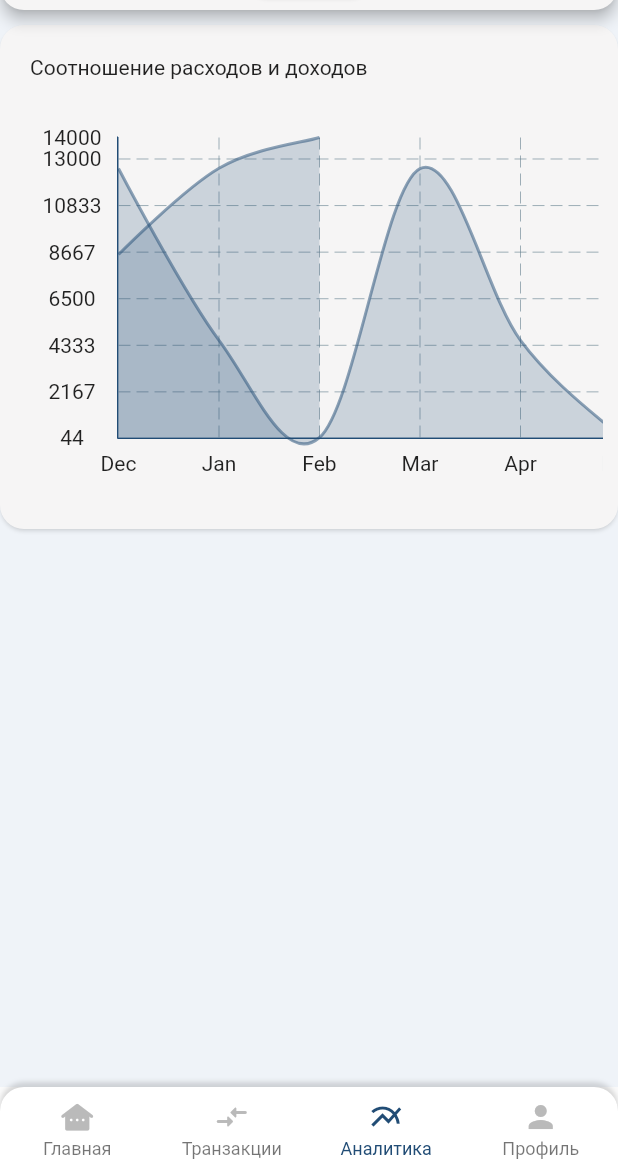
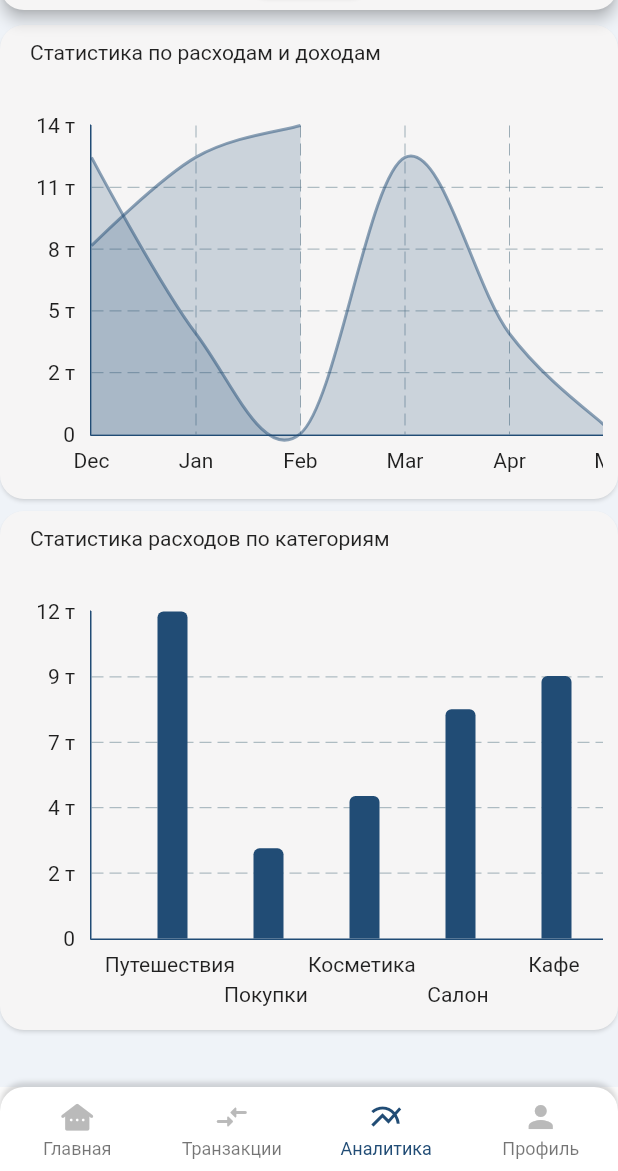
Before and after one commit to RedFox802/budget_tracker_app, a Flutter app: the AnalyticScreen screen opened by its route, on a phone screen of 412 x 824 dp, the part 65-1236 px from its top. Run offline on Flutter 3.47's test engine with Material 2 defaults, Android fonts, the phone set to English and light mode, and no system bars; drawn by our look-alikes of fl_chart; our stand-ins replace another_flushbar, auto_route, flutter_bloc, freezed_annotation, get_it, hydrated_bloc and 2 more; generated files the repository leaves out were written again; statements that could not run were skipped.

Commit message:
feat: добавление графика по категориям

```diff
--- a/lib/feature/analytic/presentation/component/app_chart_wrapper.dart
+++ b/lib/feature/analytic/presentation/component/app_chart_wrapper.dart
@@ -4,9 +4,9 @@ import 'package:flutter/material.dart';
 
 class AppChartWrapper extends StatelessWidget {
   const AppChartWrapper({
-    super.key,
     required this.title,
     required this.chartWidget,
+    super.key,
   });
 
   final String title;
@@ -16,10 +16,7 @@ class AppChartWrapper extends StatelessWidget {
   @override
   Widget build(BuildContext context) {
     return CardCircularBorderAllWrapper(
-      padding: const EdgeInsets.symmetric(
-        vertical: 20,
-        horizontal: 10,
-      ),
+      padding: const EdgeInsets.all(10),
       child: Column(
         mainAxisSize: MainAxisSize.min,
         crossAxisAlignment: CrossAxisAlignment.start,
@@ -36,7 +33,10 @@ class AppChartWrapper extends StatelessWidget {
             ),
           ),
           const SizedBox(height: 30),
-          chartWidget,
+          SingleChildScrollView(
+            scrollDirection: Axis.horizontal,
+            child: chartWidget,
+          ),
         ],
       ),
     );
--- a/lib/feature/analytic/presentation/component/app_line_chart.dart
+++ b/lib/feature/analytic/presentation/component/app_line_chart.dart
@@ -2,9 +2,13 @@ import 'dart:math';
 
 import 'package:budget_tracker_app/common/domain/transition_list/model/transaction/transaction_entity.dart';
 import 'package:budget_tracker_app/theme/app_colors.dart';
+import 'package:budget_tracker_app/theme/app_text_theme.dart';
+import 'package:budget_tracker_app/utils/app_chart_utils.dart';
 import 'package:budget_tracker_app/utils/date_time_utils.dart';
 import 'package:fl_chart/fl_chart.dart';
 import 'package:flutter/material.dart';
+
+import 'app_chart_wrapper.dart';
 
 class AnalyticLineChart extends StatelessWidget {
   const AnalyticLineChart({
@@ -23,61 +27,40 @@ class AnalyticLineChart extends StatelessWidget {
 
   final double minAmount;
 
-  AxisTitles get _defaultEmptyTiles => const AxisTitles(
-        sideTitles: SideTitles(showTitles: false),
-      );
-
-  Border get _chartBorder {
-    const defaultBorder = BorderSide(color: Colors.transparent);
-    const accentBorder = BorderSide(color: AppColors.primary100);
-    return const Border(
-      bottom: accentBorder,
-      left: accentBorder,
-      right: defaultBorder,
-      top: defaultBorder,
-    );
-  }
-
-  double get _step {
-    const partCount = 6;
-    return (maxAmount - minAmount) / partCount;
-  }
-
-  double get horizontalItemsLength => max(
-        incomeData.keys.length.toDouble(),
-        expenditureData.keys.length.toDouble(),
-      );
-
   @override
   Widget build(BuildContext context) {
-    final incomeLine = _getChartBarData(incomeData);
-    final expenditureLine = _getChartBarData(expenditureData);
-    final verticalStep = _step;
+    final defaultEmptyTiles = AppChartUtils.defaultEmptyTiles;
+    final verticalStep = AppChartUtils.getVerticalStep(maxAmount);
+    final horizontalItemsLength = max(
+      incomeData.keys.length.toDouble(),
+      expenditureData.keys.length.toDouble(),
+    );
 
-    return SingleChildScrollView(
-      scrollDirection: Axis.horizontal,
-      child: ConstrainedBox(
+    return AppChartWrapper(
+      title: 'Статиcтика по расходам и доходам',
+      chartWidget: ConstrainedBox(
         constraints: BoxConstraints(
           maxHeight: 250,
           maxWidth: horizontalItemsLength * 80,
         ),
         child: Padding(
-          padding: const EdgeInsets.all(8.0),
+          padding: const EdgeInsets.fromLTRB(0, 10, 10, 0),
           child: LineChart(
             LineChartData(
+              minY: 0,
               maxY: maxAmount,
               maxX: horizontalItemsLength,
               lineBarsData: [
-                incomeLine,
-                expenditureLine,
+                _getChartBarData(incomeData),
+                _getChartBarData(expenditureData),
               ],
               titlesData: FlTitlesData(
-                leftTitles: _getVerticalTiles(
-                  step: verticalStep,
+                leftTitles: AppChartUtils.getVerticalTiles(
+                  verticalStep,
                 ),
                 bottomTitles: _getHorizontalTiles(),
-                topTitles: _defaultEmptyTiles,
-                rightTitles: _defaultEmptyTiles,
+                topTitles: defaultEmptyTiles,
+                rightTitles: defaultEmptyTiles,
               ),
               lineTouchData: const LineTouchData(
                 enabled: false,
@@ -85,11 +68,11 @@ class AnalyticLineChart extends StatelessWidget {
               gridData: FlGridData(
                 show: true,
                 verticalInterval: 1,
-                horizontalInterval: _step,
+                horizontalInterval: verticalStep,
               ),
               borderData: FlBorderData(
                 show: true,
-                border: _chartBorder,
+                border: AppChartUtils.chartBorder,
               ),
             ),
           ),
@@ -110,6 +93,7 @@ class AnalyticLineChart extends StatelessWidget {
             child: Text(
               DateTimeUtils.getMonthName(value.toInt()),
               textAlign: TextAlign.center,
+              style: AppTextTheme.regular,
             ),
           );
         },
@@ -117,25 +101,9 @@ class AnalyticLineChart extends StatelessWidget {
     );
   }
 
-  // TODO: step
-  AxisTitles _getVerticalTiles({
-    required double step,
-  }) {
-    return AxisTitles(
-      sideTitles: SideTitles(
-        showTitles: true,
-        interval: _step,
-        reservedSize: 60,
-        getTitlesWidget: (value, _) => Text(
-          ((value / step)*step).round().toString(),
-          textAlign: TextAlign.center,
-        ),
-      ),
-    );
-  }
-
   LineChartBarData _getChartBarData(
-      Map<int, Iterable<TransactionEntity>> data) {
+    Map<int, Iterable<TransactionEntity>> data,
+  ) {
     final List<FlSpot> spots = [];
     for (final item in data.keys) {
       final dataItem = data[item];
@@ -150,16 +118,18 @@ class AnalyticLineChart extends StatelessWidget {
         spots.add(FlSpot(item.toDouble(), totalValue));
       }
     }
+
+    const color = AppColors.primary100;
     return LineChartBarData(
       spots: spots,
       barWidth: 2,
       isCurved: true,
       isStrokeCapRound: false,
       dotData: const FlDotData(show: false),
-      color: AppColors.primary100.withOpacity(0.5),
+      color: color.withOpacity(0.5),
       belowBarData: BarAreaData(
         show: true,
-        color: AppColors.primary100.withOpacity(0.2),
+        color: color.withOpacity(0.2),
       ),
     );
   }
--- /dev/null
+++ b/lib/feature/analytic/presentation/component/categories_bar_chart.dart
@@ -0,0 +1,114 @@
+import 'package:budget_tracker_app/common/domain/transition_list/model/transaction_category/transaction_category.dart';
+import 'package:budget_tracker_app/feature/analytic/presentation/component/app_chart_wrapper.dart';
+import 'package:budget_tracker_app/theme/app_colors.dart';
+import 'package:budget_tracker_app/utils/app_chart_utils.dart';
+import 'package:fl_chart/fl_chart.dart';
+import 'package:flutter/material.dart';
+
+class CategoriesBarChart extends StatelessWidget {
+  const CategoriesBarChart({
+    required this.data,
+    super.key,
+  });
+
+  final Map<TransactionExpenditureCategory, double> data;
+
+  double get maxValue => data.values.fold<double>(0, (prValue, element) {
+        if (element > prValue) {
+          return element;
+        }
+        return prValue;
+      });
+
+  List<BarChartGroupData> get chartBars {
+    final keys = data.keys.toList();
+    const radius = Radius.circular(4);
+    return keys.map(
+      (category) {
+        final amount = data[category]!;
+        return BarChartGroupData(
+          x: keys.indexOf(category) + 1,
+          barRods: [
+            BarChartRodData(
+              toY: amount,
+              width: 20,
+              color: AppColors.primary100,
+              borderRadius: const BorderRadius.only(
+                topLeft: radius,
+                topRight: radius,
+              ),
+            ),
+          ],
+        );
+      },
+    ).toList();
+  }
+
+  AxisTitles get horizontalTiles {
+    return AxisTitles(
+      drawBelowEverything: false,
+      sideTitles: SideTitles(
+        interval: 1,
+        showTitles: true,
+        reservedSize: 50,
+        getTitlesWidget: (value, meta) {
+          final index = (value - 1).toInt();
+          return SideTitleWidget(
+            axisSide: AxisSide.bottom,
+            child: Padding(
+              padding: EdgeInsets.only(top: index.isOdd ? 20 : 0),
+              child: Text(
+                data.keys.elementAt(index).name,
+              ),
+            ),
+          );
+        },
+      ),
+    );
+  }
+
+  @override
+  Widget build(BuildContext context) {
+    final defaultEmptyTiles = AppChartUtils.defaultEmptyTiles;
+    final verticalStep = AppChartUtils.getVerticalStep(maxValue);
+
+    return AppChartWrapper(
+      title: 'Статистика расходов по категориям',
+      chartWidget: Padding(
+        padding: const EdgeInsets.fromLTRB(0, 10, 10, 0),
+        child: ConstrainedBox(
+          constraints: BoxConstraints(
+            maxHeight: 270,
+            maxWidth: data.length * 80,
+          ),
+          child: BarChart(
+            BarChartData(
+              maxY: maxValue,
+              barGroups: chartBars,
+              titlesData: FlTitlesData(
+                leftTitles: AppChartUtils.getVerticalTiles(
+                  verticalStep,
+                ),
+                bottomTitles: horizontalTiles,
+                topTitles: defaultEmptyTiles,
+                rightTitles: defaultEmptyTiles,
+              ),
+              borderData: FlBorderData(
+                show: true,
+                border: AppChartUtils.chartBorder,
+              ),
+              gridData: FlGridData(
+                show: true,
+                drawVerticalLine: false,
+                horizontalInterval: verticalStep,
+              ),
+              barTouchData: BarTouchData(
+                enabled: false,
+              ),
+            ),
+          ),
+        ),
+      ),
+    );
+  }
+}
--- a/lib/feature/analytic/presentation/screen/analytic_screen.dart
+++ b/lib/feature/analytic/presentation/screen/analytic_screen.dart
@@ -2,8 +2,8 @@ import 'package:auto_route/auto_route.dart';
 import 'package:budget_tracker_app/common/domain/transition_list/model/transaction/transaction_entity.dart';
 import 'package:budget_tracker_app/common/domain/transition_list/model/transaction_category/transaction_category.dart';
 import 'package:budget_tracker_app/common/presentation/component/app_bar/custom_app_bar.dart';
-import 'package:budget_tracker_app/feature/analytic/presentation/component/app_chart_wrapper.dart';
 import 'package:budget_tracker_app/feature/analytic/presentation/component/app_line_chart.dart';
+import 'package:budget_tracker_app/feature/analytic/presentation/component/categories_bar_chart.dart';
 import 'package:budget_tracker_app/theme/app_colors.dart';
 import 'package:flutter/material.dart';
 
@@ -19,9 +19,7 @@ class AnalyticScreen extends StatelessWidget {
       body: ListView(
         children: [
           const SizedBox(height: 10),
-          AppChartWrapper(
-            title: 'Cоотношение расходов и доходов',
-            chartWidget: AnalyticLineChart(
+          AnalyticLineChart(
             incomeData: {
               0: [
                 TransactionEntity(
@@ -56,7 +54,6 @@ class AnalyticScreen extends StatelessWidget {
                   date: DateTime.now(),
                 ),
               ],
-
               3: [
                 TransactionEntity(
                   type: TransactionType.expenditure,
@@ -129,7 +126,18 @@ class AnalyticScreen extends StatelessWidget {
             maxAmount: 14000,
             minAmount: 1000,
           ),
+          const SizedBox(height: 8),
+          CategoriesBarChart(
+            data: {
+              const TransactionExpenditureCategory(name: 'Путешествия '): 12455,
+              const TransactionExpenditureCategory(name: 'Покупки '): 3433,
+              const TransactionExpenditureCategory(name: 'Косметика '): 5432,
+              const TransactionExpenditureCategory(name: 'Салон '): 8732,
+              const TransactionExpenditureCategory(name: 'Кафе '): 9999,
+              const TransactionExpenditureCategory(name: 'Массаж '): 3211,
+            },
           ),
+          const SizedBox(height: 10),
         ],
       ),
     );
--- /dev/null
+++ b/lib/utils/app_chart_utils.dart
@@ -0,0 +1,54 @@
+import 'package:budget_tracker_app/theme/app_colors.dart';
+import 'package:budget_tracker_app/theme/app_text_theme.dart';
+import 'package:fl_chart/fl_chart.dart';
+import 'package:flutter/material.dart';
+
+class AppChartUtils {
+  static const verticalLabelCount = 5;
+
+  static Border get chartBorder {
+    const defaultBorder = BorderSide(color: Colors.transparent);
+    const accentBorder = BorderSide(color: AppColors.primary100);
+    return const Border(
+      bottom: accentBorder,
+      left: accentBorder,
+      right: defaultBorder,
+      top: defaultBorder,
+    );
+  }
+
+  static AxisTitles get defaultEmptyTiles => const AxisTitles(
+        sideTitles: SideTitles(showTitles: false),
+      );
+
+  static double getVerticalStep(double maxValue) {
+    return maxValue / verticalLabelCount;
+  }
+
+  static AxisTitles getVerticalTiles(double labelsCount) {
+    return AxisTitles(
+      sideTitles: SideTitles(
+        showTitles: true,
+        interval: labelsCount,
+        reservedSize: 50,
+        getTitlesWidget: (value, _) {
+          final labelNumber = value / labelsCount;
+          int currentValue = (labelNumber * labelsCount).round();
+          String displayValue = '$currentValue';
+          if (currentValue >= 1000) {
+            currentValue = currentValue ~/ 1000;
+            displayValue = '$currentValue т';
+          }
+          return Padding(
+            padding: const EdgeInsets.only(right: 10),
+            child: Text(
+              displayValue,
+              style: AppTextTheme.regular,
+              textAlign: TextAlign.right,
+            ),
+          );
+        },
+      ),
+    );
+  }
+}
```
Lines whose indentation alone changed are shown as unchanged.
